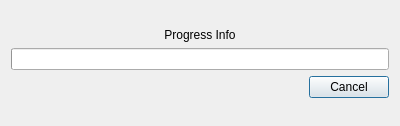
Before: the Qt Designer form dialogues/rendermanager.ui in BattyBovine/AnimeRenderfarm, drawn with Qt 5.
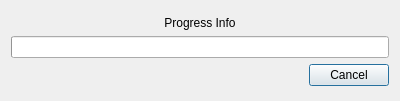
After: the same form once the commit is applied.

What changed in the file:
```diff
--- a/dialogues/rendermanager.ui
+++ b/dialogues/rendermanager.ui
@@ -7,11 +7,11 @@
     <x>0</x>
     <y>0</y>
     <width>400</width>
-    <height>126</height>
+    <height>101</height>
    </rect>
   </property>
   <property name="sizePolicy">
-   <sizepolicy hsizetype="Expanding" vsizetype="Preferred">
+   <sizepolicy hsizetype="Minimum" vsizetype="Fixed">
     <horstretch>0</horstretch>
     <verstretch>0</verstretch>
    </sizepolicy>
@@ -34,7 +34,7 @@
      <property name="sizeHint" stdset="0">
       <size>
        <width>20</width>
-       <height>40</height>
+       <height>0</height>
       </size>
      </property>
     </spacer>
@@ -94,7 +94,7 @@
      <property name="sizeHint" stdset="0">
       <size>
        <width>20</width>
-       <height>40</height>
+       <height>0</height>
       </size>
      </property>
     </spacer>
```
